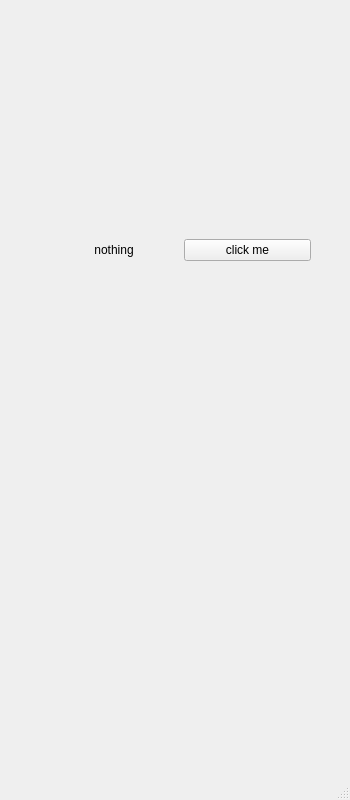
Above: mainwindow.ui from lasangamadushan/Smart-Virtual-Fitting-Room before the change. Below: the same form after it.
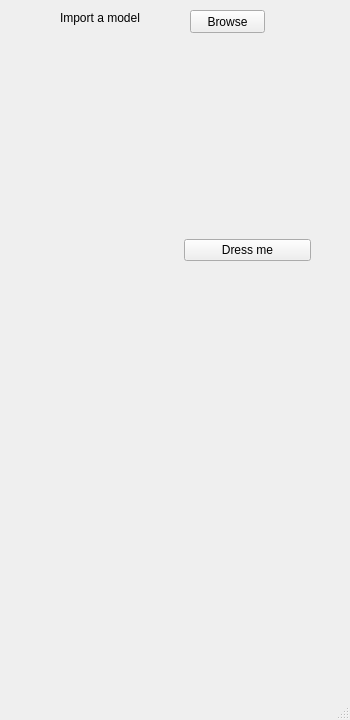
That is the form after the change.

```diff
--- a/mainwindow.ui
+++ b/mainwindow.ui
@@ -7,13 +7,13 @@
     <x>0</x>
     <y>0</y>
     <width>350</width>
-    <height>800</height>
+    <height>720</height>
    </rect>
   </property>
   <property name="maximumSize">
    <size>
-    <width>400</width>
-    <height>800</height>
+    <width>350</width>
+    <height>720</height>
    </size>
   </property>
   <property name="windowTitle">
@@ -33,14 +33,14 @@
      <item row="0" column="1">
       <widget class="QPushButton" name="pushButton">
        <property name="text">
-        <string>click me</string>
+        <string>Dress me</string>
        </property>
       </widget>
      </item>
      <item row="0" column="0">
       <widget class="QLabel" name="label">
        <property name="text">
-        <string>nothing</string>
+        <string/>
        </property>
        <property name="alignment">
         <set>Qt::AlignCenter</set>
@@ -49,6 +49,32 @@
      </item>
     </layout>
    </widget>
+   <widget class="QPushButton" name="browsebtn">
+    <property name="geometry">
+     <rect>
+      <x>190</x>
+      <y>10</y>
+      <width>75</width>
+      <height>23</height>
+     </rect>
+    </property>
+    <property name="text">
+     <string>Browse</string>
+    </property>
+   </widget>
+   <widget class="QLabel" name="label_2">
+    <property name="geometry">
+     <rect>
+      <x>60</x>
+      <y>10</y>
+      <width>91</width>
+      <height>16</height>
+     </rect>
+    </property>
+    <property name="text">
+     <string>Import a model</string>
+    </property>
+   </widget>
   </widget>
   <widget class="QMenuBar" name="menubar">
    <property name="geometry">
```
